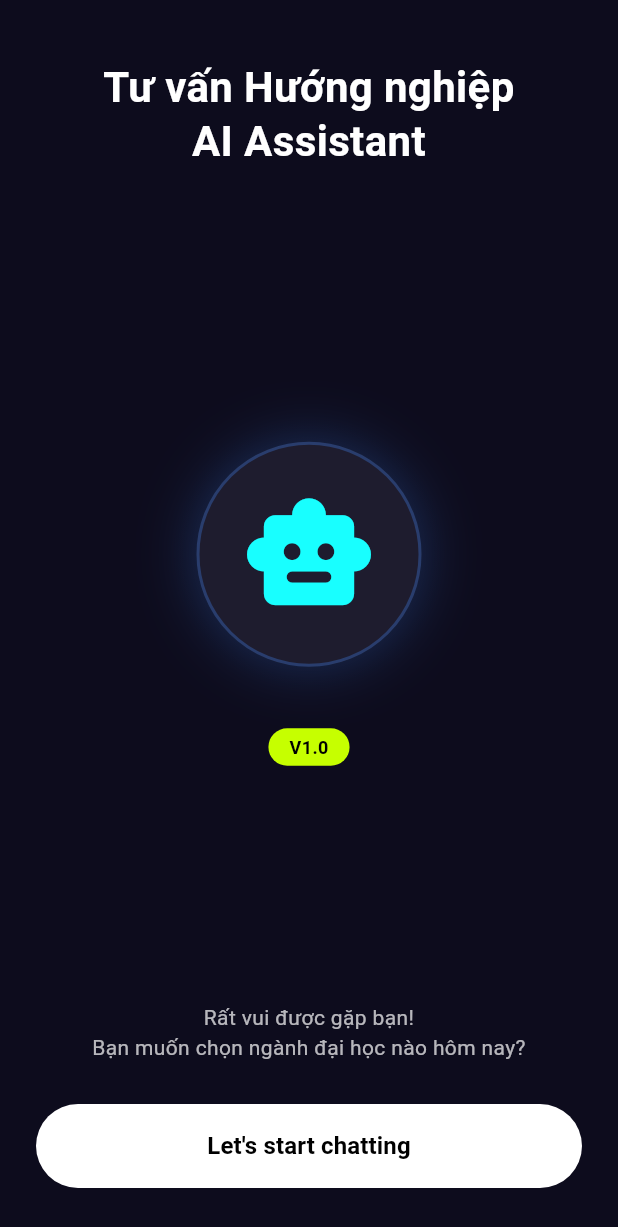
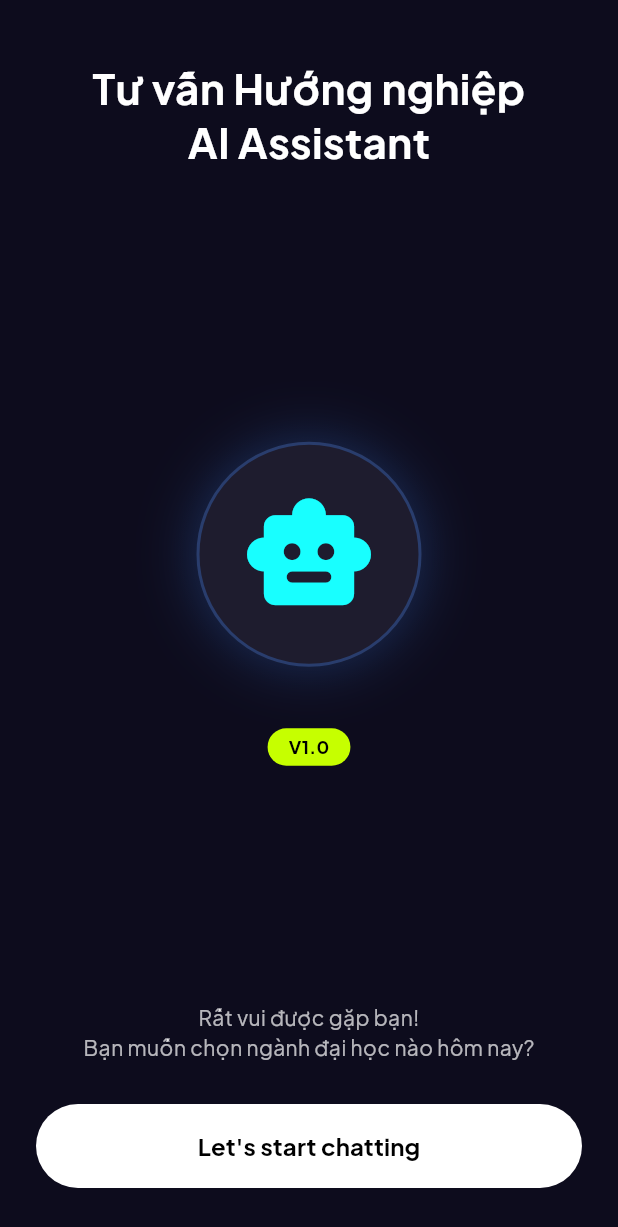
Before and after one commit to ptcutis1tg/kiemtracuoiki2, a Flutter app: the screen it shows after launch, on a phone screen of 412 x 824 dp. Shown: the top 1227 px of the screen. Run offline on Flutter 3.47's test engine with Material 3 defaults, Android fonts, the phone set to English and light mode, and no system bars; our stand-ins replace google_fonts.

Commit message:
style: apply Google Sans font globally across the entire app

```diff
--- a/lib/main.dart
+++ b/lib/main.dart
@@ -1,4 +1,5 @@
 import 'package:flutter/material.dart';
+import 'package:google_fonts/google_fonts.dart';
 import 'screens/welcome_screen.dart';
 
 void main() {
@@ -10,18 +11,22 @@ class CareerChatbotApp extends StatelessWidget {
 
   @override
   Widget build(BuildContext context) {
+    final baseDarkTheme = ThemeData(
+      useMaterial3: true,
+      brightness: Brightness.dark,
+      scaffoldBackgroundColor: const Color(0xFF0D0C1D),
+      colorScheme: ColorScheme.fromSeed(
+        seedColor: const Color(0xFF6C5CE7),
+        brightness: Brightness.dark,
+      ),
+    );
+
     return MaterialApp(
       title: 'Tư vấn Hướng nghiệp THPT',
       debugShowCheckedModeBanner: false,
       themeMode: ThemeMode.dark,
-      darkTheme: ThemeData(
-        useMaterial3: true,
-        brightness: Brightness.dark,
-        scaffoldBackgroundColor: const Color(0xFF0D0C1D),
-        colorScheme: ColorScheme.fromSeed(
-          seedColor: const Color(0xFF6C5CE7),
-          brightness: Brightness.dark,
-        ),
+      darkTheme: baseDarkTheme.copyWith(
+        textTheme: GoogleFonts.plusJakartaSansTextTheme(baseDarkTheme.textTheme),
       ),
       home: const WelcomeScreen(),
     );
--- a/pubspec.yaml
+++ b/pubspec.yaml
@@ -35,6 +35,7 @@ dependencies:
   # Use with the CupertinoIcons class for iOS style icons.
   cupertino_icons: ^1.0.8
   http: ^1.3.0
+  google_fonts: ^8.2.1
 
 dev_dependencies:
   flutter_test:
```
Also changed, not shown: pubspec.lock, 2 other files.
